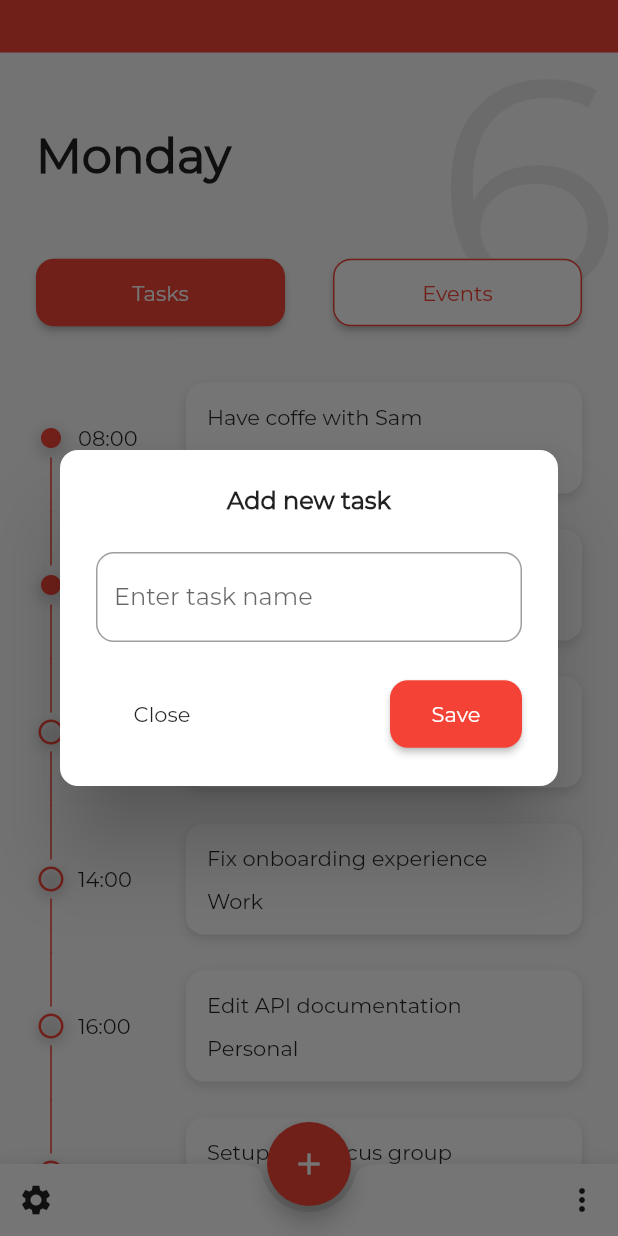
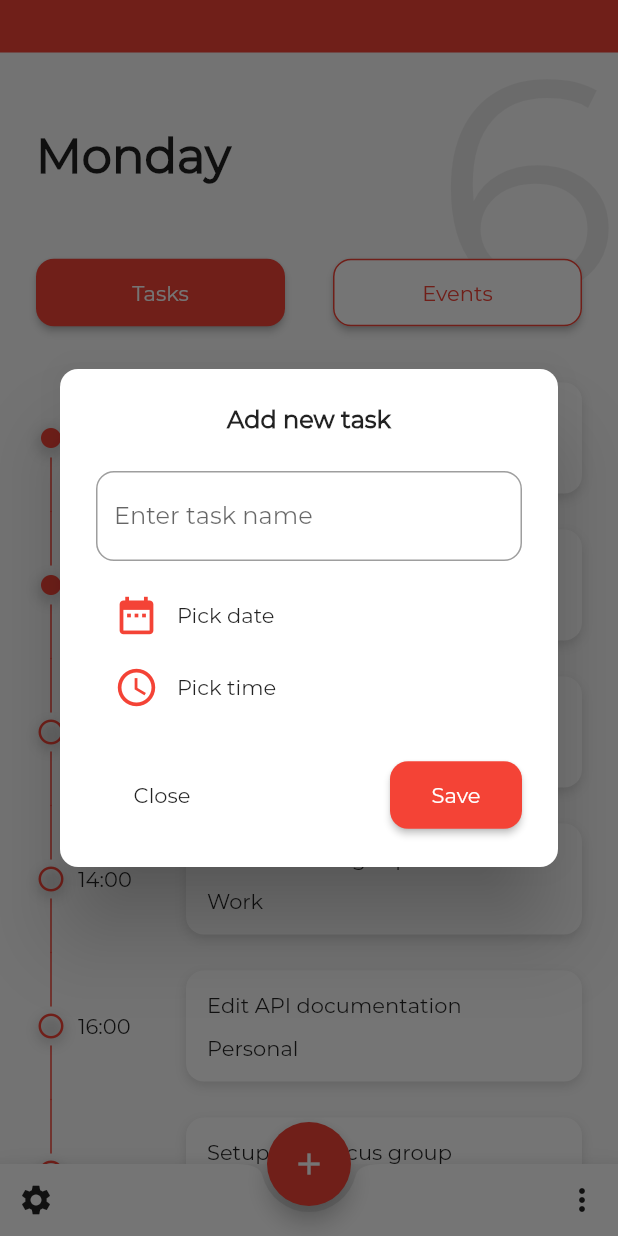
Before and after one commit to robbyrahmana/todoApp, a Flutter app: the screen it shows after launch, after a tap on the "add" icon, on a phone screen of 412 x 824 dp. Run offline on Flutter 3.47's test engine with Material 2 defaults, Android fonts, the phone set to English and light mode, and no system bars.

Commit message:
PART-4. Minimize code

```diff
--- a/lib/pages/add_task_page.dart
+++ b/lib/pages/add_task_page.dart
@@ -1,5 +1,6 @@
 import 'package:flutter/material.dart';
-import 'package:todoapp/widgets/custom_button.dart';
+import 'package:todoapp/widgets/custom_date_time_picker.dart';
+import 'package:todoapp/widgets/custom_modal_action_button.dart';
 import 'package:todoapp/widgets/custom_textfield.dart';
 
 class AddTaskPage extends StatefulWidget {
@@ -8,6 +9,31 @@ class AddTaskPage extends StatefulWidget {
 }
 
 class _AddTaskPageState extends State<AddTaskPage> {
+  String _selectedDate = 'Pick date';
+  String _selectedTime = 'Pick time';
+
+  Future _pickDate() async {
+    DateTime datepick = await showDatePicker(
+        context: context,
+        initialDate: new DateTime.now(),
+        firstDate: new DateTime.now().add(Duration(days: -365)),
+        lastDate: new DateTime.now().add(Duration(days: 365)));
+    if (datepick != null)
+      setState(() {
+        _selectedDate = datepick.toString();
+      });
+  }
+
+  Future _pickTime() async {
+    TimeOfDay timepick = await showTimePicker(
+        context: context, initialTime: new TimeOfDay.now());
+    if (timepick != null) {
+      setState(() {
+        _selectedTime = timepick.toString();
+      });
+    }
+  }
+
   @override
   Widget build(BuildContext context) {
     return Padding(
@@ -24,32 +50,28 @@ class _AddTaskPageState extends State<AddTaskPage> {
             height: 24,
           ),
           CustomTextField(labelText: 'Enter task name'),
+          SizedBox(height: 12),
+          CustomDateTimePicker(
+            iconData: Icons.date_range,
+            onPressed: _pickDate,
+            value: _selectedDate,
+          ),
+          CustomDateTimePicker(
+            iconData: Icons.access_time,
+            onPressed: _pickTime,
+            value: _selectedTime,
+          ),
           SizedBox(
             height: 24,
           ),
-          _actionButton(context)
+          CustomModalActionButton(
+            onClose: () {
+              Navigator.of(context).pop();
+            },
+            onSave: () {},
+          )
         ],
       ),
     );
   }
-
-  Widget _actionButton(BuildContext context) {
-    return Row(
-      mainAxisAlignment: MainAxisAlignment.spaceBetween,
-      children: <Widget>[
-        CustomButton(
-          onPressed: () {
-            Navigator.of(context).pop();
-          },
-          buttonText: "Close",
-        ),
-        CustomButton(
-          onPressed: () {},
-          buttonText: "Save",
-          color: Theme.of(context).accentColor,
-          textColor: Colors.white,
-        )
-      ],
-    );
-  }
 }
--- a/lib/pages/event_page.dart
+++ b/lib/pages/event_page.dart
@@ -1,4 +1,5 @@
 import 'package:flutter/material.dart';
+import 'package:todoapp/widgets/custom_icon_decoration.dart';
 
 class EventPage extends StatefulWidget {
   @override
@@ -36,35 +37,19 @@ class _EventPageState extends State<EventPage> {
           padding: const EdgeInsets.only(left: 24.0, right: 24),
           child: Row(
             children: <Widget>[
-              Container(
-                  decoration: IconDecoration(
-                      iconSize: iconSize,
-                      lineWidth: 1,
-                      firstData: index == 0 ?? true,
-                      lastData: index == _eventList.length - 1 ?? true),
-                  child: Container(
-                    decoration: BoxDecoration(
-                        borderRadius: BorderRadius.all(Radius.circular(50)),
-                        boxShadow: [
-                          BoxShadow(
-                              offset: Offset(0, 3),
-                              color: Color(0x20000000),
-                              blurRadius: 5)
-                        ]),
-                    child: Icon(
-                        _eventList[index].isFinish
-                            ? Icons.fiber_manual_record
-                            : Icons.radio_button_unchecked,
-                        size: iconSize,
-                        color: Theme.of(context).accentColor),
-                  )),
-              Container(
-                  width: 80,
-                  child: Padding(
-                    padding: const EdgeInsets.only(left: 8.0),
-                    child: Text(_eventList[index].time),
-                  )),
-              Expanded(
+              _lineStyle(context, iconSize, index, _eventList.length,
+                  _eventList[index].isFinish),
+              _displayTime(_eventList[index].time),
+              _displayContent(_eventList[index])
+            ],
+          ),
+        );
+      },
+    );
+  }
+
+  Widget _displayContent(Event event) {
+    return Expanded(
       child: Padding(
         padding: const EdgeInsets.only(top: 12.0, bottom: 12.0),
         child: Container(
@@ -81,86 +66,50 @@ class _EventPageState extends State<EventPage> {
           child: Column(
             crossAxisAlignment: CrossAxisAlignment.start,
             children: <Widget>[
-                        Text(_eventList[index].task),
+              Text(event.task),
               SizedBox(
                 height: 12,
               ),
-                        Text(_eventList[index].desc)
+              Text(event.desc)
             ],
           ),
         ),
       ),
-              )
-            ],
-          ),
-        );
-      },
     );
   }
+
+  Widget _displayTime(String time) {
+    return Container(
+        width: 80,
+        child: Padding(
+          padding: const EdgeInsets.only(left: 8.0),
+          child: Text(time),
+        ));
   }
 
-class IconDecoration extends Decoration {
-  final double iconSize;
-  final double lineWidth;
-  final bool firstData;
-  final bool lastData;
-
-  IconDecoration({
-    @required double iconSize,
-    @required double lineWidth,
-    @required bool firstData,
-    @required bool lastData,
-  })  : this.iconSize = iconSize,
-        this.lineWidth = lineWidth,
-        this.firstData = firstData,
-        this.lastData = lastData;
-
-  @override
-  BoxPainter createBoxPainter([onChanged]) {
-    return IconLine(
+  Widget _lineStyle(BuildContext context, double iconSize, int index,
+      int listLength, bool isFinish) {
+    return Container(
+        decoration: CustomIconDecoration(
             iconSize: iconSize,
-        lineWidth: lineWidth,
-        firstData: firstData,
-        lastData: lastData);
+            lineWidth: 1,
+            firstData: index == 0 ?? true,
+            lastData: index == listLength - 1 ?? true),
+        child: Container(
+          decoration: BoxDecoration(
+              borderRadius: BorderRadius.all(Radius.circular(50)),
+              boxShadow: [
+                BoxShadow(
+                    offset: Offset(0, 3),
+                    color: Color(0x20000000),
+                    blurRadius: 5)
+              ]),
+          child: Icon(
+              isFinish
+                  ? Icons.fiber_manual_record
+                  : Icons.radio_button_unchecked,
+              size: iconSize,
+              color: Theme.of(context).accentColor),
+        ));
   }
 }
-
-class IconLine extends BoxPainter {
-  final double iconSize;
-  final bool firstData;
-  final bool lastData;
-
-  final Paint paintLine;
-
-  IconLine({
-    @required double iconSize,
-    @required double lineWidth,
-    @required bool firstData,
-    @required bool lastData,
-  })  : this.iconSize = iconSize,
-        this.firstData = firstData,
-        this.lastData = lastData,
-        paintLine = Paint()
-          ..color = Colors.red
-          ..strokeCap = StrokeCap.round
-          ..strokeWidth = lineWidth
-          ..style = PaintingStyle.stroke;
-
-  @override
-  void paint(Canvas canvas, Offset offset, ImageConfiguration configuration) {
-    final leftOffset = Offset((iconSize / 2) + 24, offset.dy);
-    final double iconSpace = iconSize / 1.5;
-
-    final Offset top = configuration.size.topLeft(Offset(leftOffset.dx, 0.0));
-    final Offset centerTop = configuration.size
-        .centerLeft(Offset(leftOffset.dx, leftOffset.dy - iconSpace));
-
-    final Offset centerBottom = configuration.size
-        .centerLeft(Offset(leftOffset.dx, leftOffset.dy + iconSpace));
-    final Offset end =
-        configuration.size.bottomLeft(Offset(leftOffset.dx, leftOffset.dy * 2));
-
-    if (!firstData) canvas.drawLine(top, centerTop, paintLine);
-    if (!lastData) canvas.drawLine(centerBottom, end, paintLine);
-  }
-}
--- /dev/null
+++ b/lib/widgets/custom_date_time_picker.dart
@@ -0,0 +1,35 @@
+import 'package:flutter/material.dart';
+
+class CustomDateTimePicker extends StatelessWidget {
+  final VoidCallback onPressed;
+  final IconData iconData;
+  final String value;
+
+  CustomDateTimePicker(
+      {@required this.onPressed,
+      @required this.iconData,
+      @required this.value});
+
+  @override
+  Widget build(BuildContext context) {
+    return FlatButton(
+      padding: EdgeInsets.zero,
+      onPressed: onPressed,
+      child: Padding(
+        padding: const EdgeInsets.only(left: 12.0),
+        child: Row(
+          children: <Widget>[
+            Icon(iconData, color: Theme.of(context).accentColor, size: 30),
+            SizedBox(
+              width: 12,
+            ),
+            Text(
+              value,
+              style: TextStyle(fontSize: 14),
+            )
+          ],
+        ),
+      ),
+    );
+  }
+}
--- /dev/null
+++ b/lib/widgets/custom_icon_decoration.dart
@@ -0,0 +1,67 @@
+import 'package:flutter/material.dart';
+
+class CustomIconDecoration extends Decoration {
+  final double iconSize;
+  final double lineWidth;
+  final bool firstData;
+  final bool lastData;
+
+  CustomIconDecoration({
+    @required double iconSize,
+    @required double lineWidth,
+    @required bool firstData,
+    @required bool lastData,
+  })  : this.iconSize = iconSize,
+        this.lineWidth = lineWidth,
+        this.firstData = firstData,
+        this.lastData = lastData;
+
+  @override
+  BoxPainter createBoxPainter([onChanged]) {
+    return IconLine(
+        iconSize: iconSize,
+        lineWidth: lineWidth,
+        firstData: firstData,
+        lastData: lastData);
+  }
+}
+
+class IconLine extends BoxPainter {
+  final double iconSize;
+  final bool firstData;
+  final bool lastData;
+
+  final Paint paintLine;
+
+  IconLine({
+    @required double iconSize,
+    @required double lineWidth,
+    @required bool firstData,
+    @required bool lastData,
+  })  : this.iconSize = iconSize,
+        this.firstData = firstData,
+        this.lastData = lastData,
+        paintLine = Paint()
+          ..color = Colors.red
+          ..strokeCap = StrokeCap.round
+          ..strokeWidth = lineWidth
+          ..style = PaintingStyle.stroke;
+
+  @override
+  void paint(Canvas canvas, Offset offset, ImageConfiguration configuration) {
+    final leftOffset = Offset((iconSize / 2) + 24, offset.dy);
+    final double iconSpace = iconSize / 1.5;
+
+    final Offset top = configuration.size.topLeft(Offset(leftOffset.dx, 0.0));
+    final Offset centerTop = configuration.size
+        .centerLeft(Offset(leftOffset.dx, leftOffset.dy - iconSpace));
+
+    final Offset centerBottom = configuration.size
+        .centerLeft(Offset(leftOffset.dx, leftOffset.dy + iconSpace));
+    final Offset end =
+        configuration.size.bottomLeft(Offset(leftOffset.dx, leftOffset.dy * 2));
+
+    if (!firstData) canvas.drawLine(top, centerTop, paintLine);
+    if (!lastData) canvas.drawLine(centerBottom, end, paintLine);
+  }
+}
--- /dev/null
+++ b/lib/widgets/custom_modal_action_button.dart
@@ -0,0 +1,28 @@
+import 'package:flutter/material.dart';
+import 'package:todoapp/widgets/custom_button.dart';
+
+class CustomModalActionButton extends StatelessWidget {
+  final VoidCallback onClose;
+  final VoidCallback onSave;
+
+  CustomModalActionButton({@required this.onClose, @required this.onSave});
+
+  @override
+  Widget build(BuildContext context) {
+    return Row(
+      mainAxisAlignment: MainAxisAlignment.spaceBetween,
+      children: <Widget>[
+        CustomButton(
+          onPressed: onClose,
+          buttonText: "Close",
+        ),
+        CustomButton(
+          onPressed: onSave,
+          buttonText: "Save",
+          color: Theme.of(context).accentColor,
+          textColor: Colors.white,
+        )
+      ],
+    );
+  }
+}
```
Also changed, not shown: lib/pages/add_event_page.dart (+18 -46 lines). Lines whose indentation alone changed are shown as unchanged.
